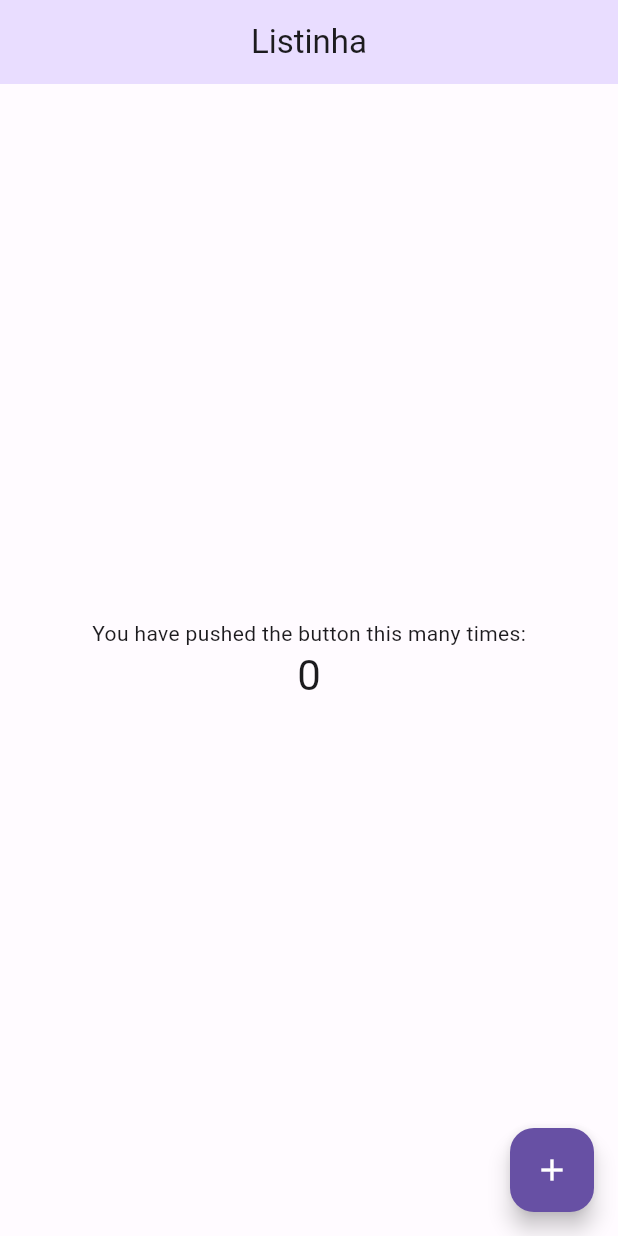
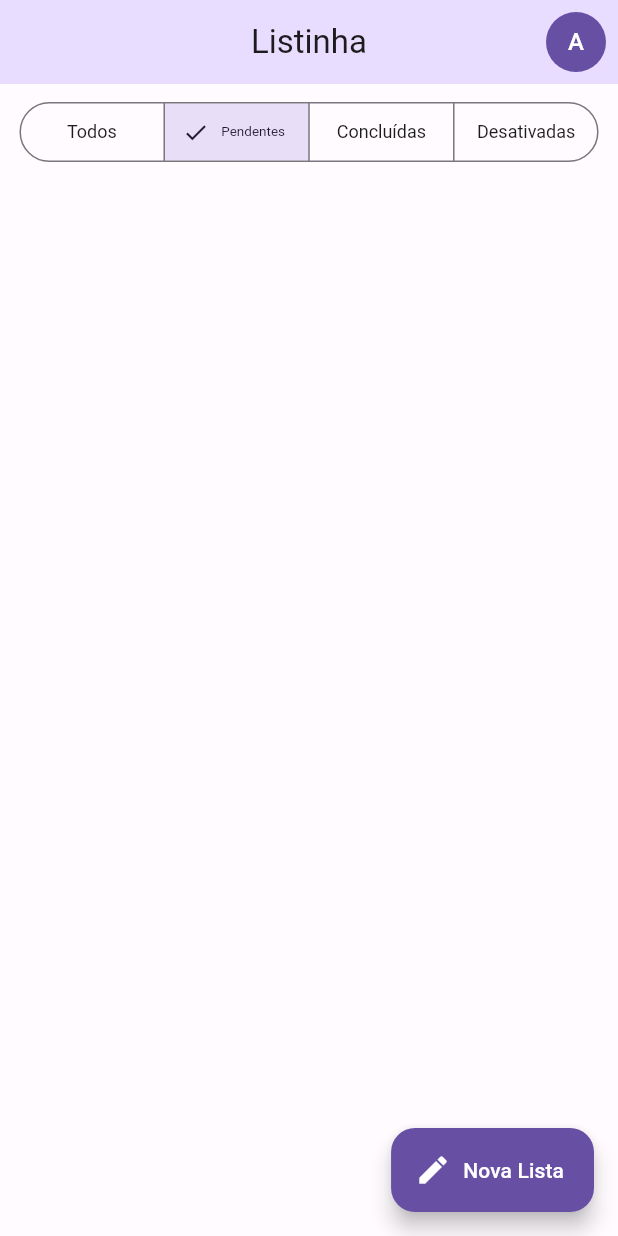
Before and after one commit to andrelucasv/listinha, a Flutter app: the screen it shows after launch, on a phone screen of 412 x 824 dp. Run offline on Flutter 3.47's test engine with Material 2 defaults, Android fonts, the phone set to English and light mode, and no system bars.

```diff
--- a/app/lib/main.dart
+++ b/app/lib/main.dart
@@ -1,107 +1,6 @@
 import 'package:flutter/material.dart';
-import 'package:listinha/src/shared/themes/themes.dart';
+import 'package:listinha/src/app_widget.dart';
 
 void main() {
-  runApp(const MyApp());
+  runApp(const AppWidget());
 }
-
-class MyApp extends StatelessWidget {
-  const MyApp({super.key});
-
-  // This widget is the root of your application.
-  @override
-  Widget build(BuildContext context) {
-    return MaterialApp(
-      title: 'Flutter Demo',
-      debugShowCheckedModeBanner: false,
-      theme: lightTheme,
-      darkTheme: darkTheme,
-      home: const MyHomePage(title: 'Listinha'),
-    );
-  }
-}
-
-class MyHomePage extends StatefulWidget {
-  const MyHomePage({super.key, required this.title});
-
-  // This widget is the home page of your application. It is stateful, meaning
-  // that it has a State object (defined below) that contains fields that affect
-  // how it looks.
-
-  // This class is the configuration for the state. It holds the values (in this
-  // case the title) provided by the parent (in this case the App widget) and
-  // used by the build method of the State. Fields in a Widget subclass are
-  // always marked "final".
-
-  final String title;
-
-  @override
-  State<MyHomePage> createState() => _MyHomePageState();
-}
-
-class _MyHomePageState extends State<MyHomePage> {
-  int _counter = 0;
-
-  void _incrementCounter() {
-    setState(() {
-      // This call to setState tells the Flutter framework that something has
-      // changed in this State, which causes it to rerun the build method below
-      // so that the display can reflect the updated values. If we changed
-      // _counter without calling setState(), then the build method would not be
-      // called again, and so nothing would appear to happen.
-      _counter++;
-    });
-  }
-
-  @override
-  Widget build(BuildContext context) {
-    // This method is rerun every time setState is called, for instance as done
-    // by the _incrementCounter method above.
-    //
-    // The Flutter framework has been optimized to make rerunning build methods
-    // fast, so that you can just rebuild anything that needs updating rather
-    // than having to individually change instances of widgets.
-    return Scaffold(
-      appBar: AppBar(
-        // Here we take the value from the MyHomePage object that was created by
-        // the App.build method, and use it to set our appbar title.
-        title: Text(widget.title),
-      ),
-      body: Center(
-        // Center is a layout widget. It takes a single child and positions it
-        // in the middle of the parent.
-        child: Column(
-          // Column is also a layout widget. It takes a list of children and
-          // arranges them vertically. By default, it sizes itself to fit its
-          // children horizontally, and tries to be as tall as its parent.
-          //
-          // Invoke "debug painting" (press "p" in the console, choose the
-          // "Toggle Debug Paint" action from the Flutter Inspector in Android
-          // Studio, or the "Toggle Debug Paint" command in Visual Studio Code)
-          // to see the wireframe for each widget.
-          //
-          // Column has various properties to control how it sizes itself and
-          // how it positions its children. Here we use mainAxisAlignment to
-          // center the children vertically; the main axis here is the vertical
-          // axis because Columns are vertical (the cross axis would be
-          // horizontal).
-          mainAxisAlignment: MainAxisAlignment.center,
-          children: <Widget>[
-            const Text(
-              'You have pushed the button this many times:',
-            ),
-            Text(
-              '$_counter',
-              style: Theme.of(context).textTheme.headlineMedium,
-            ),
-          ],
-        ),
-      ),
-      floatingActionButton: FloatingActionButton(
-        onPressed: _incrementCounter,
-        tooltip: 'Increment',
-        child: const Icon(Icons.add),
-      ), // This trailing comma makes auto-formatting nicer for build methods.
-    );
-  }
-}
--- a/app/lib/src/app_widget.dart
+++ b/app/lib/src/app_widget.dart
@@ -1,5 +1,5 @@
 import 'package:flutter/material.dart';
-import 'package:listinha/main.dart';
+import 'package:listinha/src/home/home_page.dart';
 
 import 'shared/themes/themes.dart';
 
@@ -14,7 +14,7 @@ class AppWidget extends StatelessWidget {
       debugShowCheckedModeBanner: false,
       theme: lightTheme,
       darkTheme: darkTheme,
-      home: const MyHomePage(title: 'Listinha'),
+      home: const HomePage(),
     );
   }
 }
--- /dev/null
+++ b/app/lib/src/home/home_page.dart
@@ -0,0 +1,63 @@
+import 'package:flutter/material.dart';
+
+import '../shared/widgets/user_image_button.dart';
+
+class HomePage extends StatefulWidget {
+  const HomePage({super.key});
+
+  @override
+  State<HomePage> createState() => _HomePageState();
+}
+
+class _HomePageState extends State<HomePage> {
+  @override
+  Widget build(BuildContext context) {
+    return Scaffold(
+      appBar: AppBar(
+        title: const Text('Listinha'),
+        actions: const [
+          Padding(
+            padding: EdgeInsets.only(right: 8),
+            child: UserImageButton(),
+          ),
+        ],
+      ),
+      body: Center(
+        child: Column(
+          children: [
+            Padding(
+              padding: const EdgeInsets.all(8),
+              child: SegmentedButton<int>(
+                segments: const [
+                  ButtonSegment(
+                    value: 0,
+                    label: Text('Todos'),
+                  ),
+                  ButtonSegment(
+                    value: 1,
+                    label: Text('Pendentes'),
+                  ),
+                  ButtonSegment(
+                    value: 2,
+                    label: Text('Concluídas'),
+                  ),
+                  ButtonSegment(
+                    value: 3,
+                    label: Text('Desativadas'),
+                  ),
+                ],
+                selected: const {1},
+                onSelectionChanged: (values) {},
+              ),
+            ),
+          ],
+        ),
+      ),
+      floatingActionButton: FloatingActionButton.extended(
+        icon: const Icon(Icons.edit),
+        label: const Text('Nova Lista'),
+        onPressed: () {},
+      ),
+    );
+  }
+}
--- a/app/lib/src/shared/themes/themes.dart
+++ b/app/lib/src/shared/themes/themes.dart
@@ -2,7 +2,7 @@ import 'package:flutter/material.dart';
 
 part 'color_schemes.g.dart';
 
-final lightTheme = ThemeData(
+ThemeData get lightTheme => ThemeData(
   useMaterial3: true,
   colorScheme: _lightColorScheme,
   appBarTheme: AppBarTheme(
@@ -13,13 +13,32 @@ final lightTheme = ThemeData(
     backgroundColor: _lightColorScheme.primary,
     foregroundColor: Colors.white,
   ),
+  segmentedButtonTheme: _segmentedButtonTheme,
 );
 
-final darkTheme = ThemeData(
+ThemeData get darkTheme => ThemeData(
   useMaterial3: true,
   colorScheme: _darkColorScheme,
   appBarTheme: AppBarTheme(
     centerTitle: true,
     backgroundColor: _darkColorScheme.primaryContainer,
   ),
+  segmentedButtonTheme: _segmentedButtonTheme,
 );
+
+
+SegmentedButtonThemeData get _segmentedButtonTheme => SegmentedButtonThemeData(
+    style: ButtonStyle(
+      textStyle: MaterialStateProperty.resolveWith<TextStyle?>((states) {
+          if(states.contains(MaterialState.selected)){
+            return const TextStyle(
+              fontSize: 9,
+            );
+          }
+
+          return const TextStyle(
+              fontSize: 12 ,
+            );
+      }),
+    ),
+  );
--- /dev/null
+++ b/app/lib/src/shared/widgets/user_image_button.dart
@@ -0,0 +1,16 @@
+import 'package:flutter/material.dart';
+
+class UserImageButton extends StatelessWidget {
+  const UserImageButton({super.key});
+
+  @override
+  Widget build(BuildContext context) {
+    return GestureDetector(
+      child: CircleAvatar(
+        backgroundColor: Theme.of(context).primaryColor,
+        foregroundColor: Colors.white,
+        child: const Text('A'),
+      ),
+    );
+  }
+}
```
